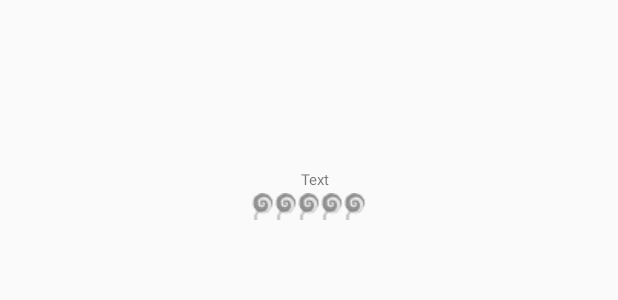
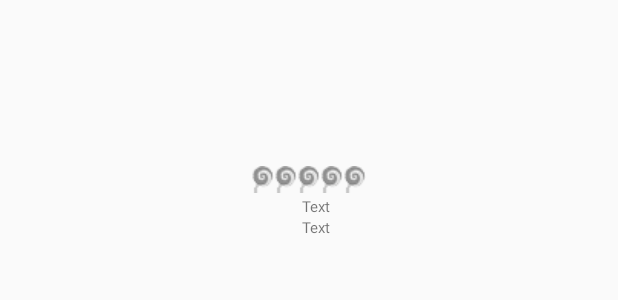
Before and after one commit to YilunLiu/SnackMate, an Android app: the layout home_page_individual_item.xml on its own in the app's theme, with its tools: preview values and no code run, on a phone screen of 412 x 824 dp. Shown: the top 300 px of the screen. Run offline under Robolectric (Android 15) with nearby library versions, the phone set to English and light mode, and no system bars.

Commit message:
layout change

```diff
--- a/app/src/main/java/com/hexad/snackmate/ImageAdapter.java
+++ b/app/src/main/java/com/hexad/snackmate/ImageAdapter.java
@@ -79,11 +79,13 @@ public class ImageAdapter extends BaseAdapter {
 
         final TextView textView = (TextView) cell.findViewById(R.id.item_cell_textView);
         final ImageView imageView = (ImageView) cell.findViewById(R.id.item_cell_imageView);
+        final TextView priceView = (TextView) cell.findViewById(R.id.item_cell_textView_price);
         SnackItem item = list.get(position);
         // set text
-        String message = item.getTitle() + " $"
-                + item.getPrice().toString();
+        String message = item.getTitle();
         textView.setText(message);
+        String price = "$ " + item.getPrice().toString();
+        priceView.setText(price);
         RatingBar ratingbar = (RatingBar)cell.findViewById(R.id.rating_bar);
         ratingbar.setRating(item.getAverageRating().floatValue());
 
--- a/app/src/main/java/com/hexad/snackmate/ItemDetailActivity.java
+++ b/app/src/main/java/com/hexad/snackmate/ItemDetailActivity.java
@@ -52,6 +52,10 @@ public class ItemDetailActivity extends AppCompatActivity {
                 + item.getPrice().toString();
         textView.setText(message);
 
+        TextView descriptionView = (TextView)findViewById(R.id.description_itemdetail_view);
+        String description = item.getDescription();
+        descriptionView.setText(description);
+
         int pictureWidth = (int) (this.getResources().getDisplayMetrics().widthPixels * 0.8);
         ImageView imageView = (ImageView) findViewById(R.id.image_itemdetail_view);
         imageLoader.displayImage(item.getImageURL(), imageView);
--- a/app/src/main/java/com/hexad/snackmate/SnackMate.java
+++ b/app/src/main/java/com/hexad/snackmate/SnackMate.java
@@ -45,6 +45,6 @@ public class SnackMate extends Application {
                 getString(R.string.twitter_consumer_secret));
 
         Global.list = SnackItemService.getAllSnackItemsSync();
-        ParseUser.enableAutomaticUser();
+//        ParseUser.enableAutomaticUser();
     }
 }
--- a/app/src/main/res/layout/home_page_individual_item.xml
+++ b/app/src/main/res/layout/home_page_individual_item.xml
@@ -14,19 +14,6 @@
         android:layout_marginBottom="5dp"
         />
 
-    <TextView
-        android:id="@+id/item_cell_textView"
-        android:layout_gravity="center"
-        android:layout_width="match_parent"
-        android:layout_height="wrap_content"
-        android:textSize="10dp"
-        android:layout_marginLeft="10dp"
-        android:layout_marginTop="2dp"
-        android:layout_marginBottom="2dp"
-        android:layout_marginRight="5dp"
-        android:textAlignment="center"
-        android:text="Text"
-        />
     <RatingBar
         android:layout_width="wrap_content"
         android:layout_height="wrap_content"
@@ -34,5 +21,33 @@
         android:id="@+id/rating_bar"
         android:numStars="5"
         android:stepSize="0.01"
-        android:isIndicator="true"/>
+        android:isIndicator="true"
+        android:layout_gravity="center_horizontal" />
+
+    <TextView
+        android:id="@+id/item_cell_textView"
+        android:layout_width="100dp"
+        android:layout_height="wrap_content"
+        android:textSize="10dp"
+        android:layout_marginLeft="10dp"
+        android:layout_marginTop="2dp"
+        android:layout_marginBottom="0dp"
+        android:layout_marginRight="5dp"
+        android:textAlignment="center"
+        android:text="Text"
+        />
+
+    <TextView
+        android:id="@+id/item_cell_textView_price"
+        android:layout_width="100dp"
+        android:layout_height="wrap_content"
+        android:textSize="10dp"
+        android:layout_marginLeft="10dp"
+        android:layout_marginTop="0dp"
+        android:layout_marginBottom="2dp"
+        android:layout_marginRight="5dp"
+        android:textAlignment="center"
+        android:text="Text"
+        android:layout_gravity="center_horizontal"
+        android:textIsSelectable="false" />
 </LinearLayout>
--- a/app/src/main/res/layout/toolbar.xml
+++ b/app/src/main/res/layout/toolbar.xml
@@ -58,7 +58,6 @@
             android:layout_weight="1"
 
         />
-
         <com.hexad.snackmate.MultiLayerMenu
             android:id="@+id/subListView"
             android:layout_width="0dp"
@@ -71,7 +70,6 @@
             >
 
         </com.hexad.snackmate.MultiLayerMenu>
-
         <Spinner
             android:id="@+id/spinner2"
             android:layout_width="0dp"
```
Also changed, not shown: app/src/main/java/com/hexad/snackmate/HomePageActivity.java (+2 -6 lines), app/src/main/res/layout/activity_item_detail.xml (+50 -39 lines).
